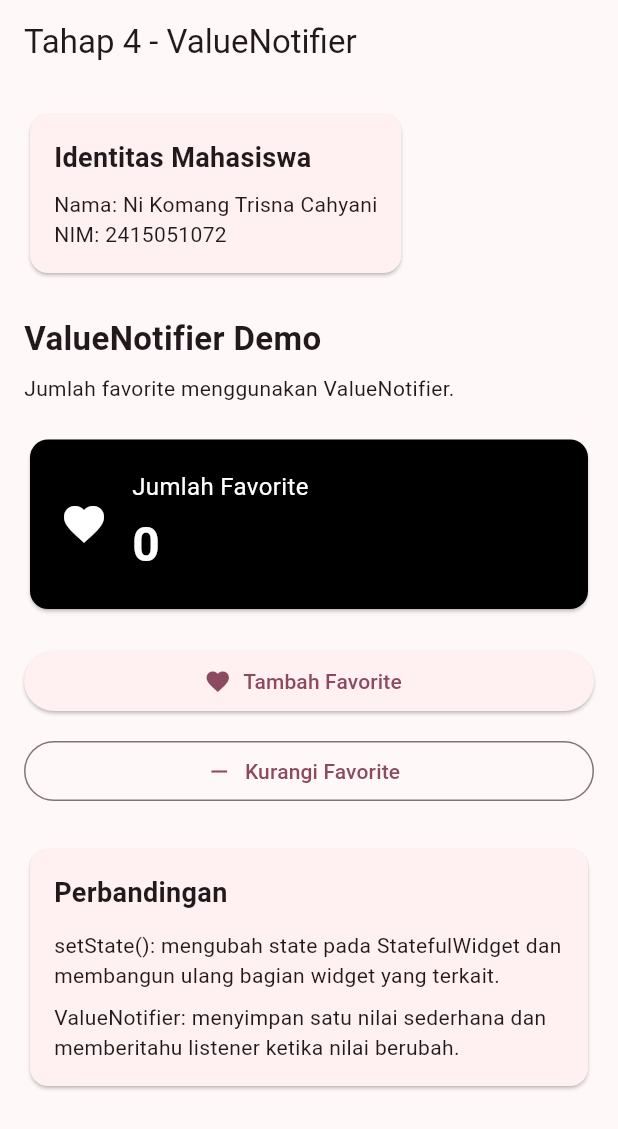
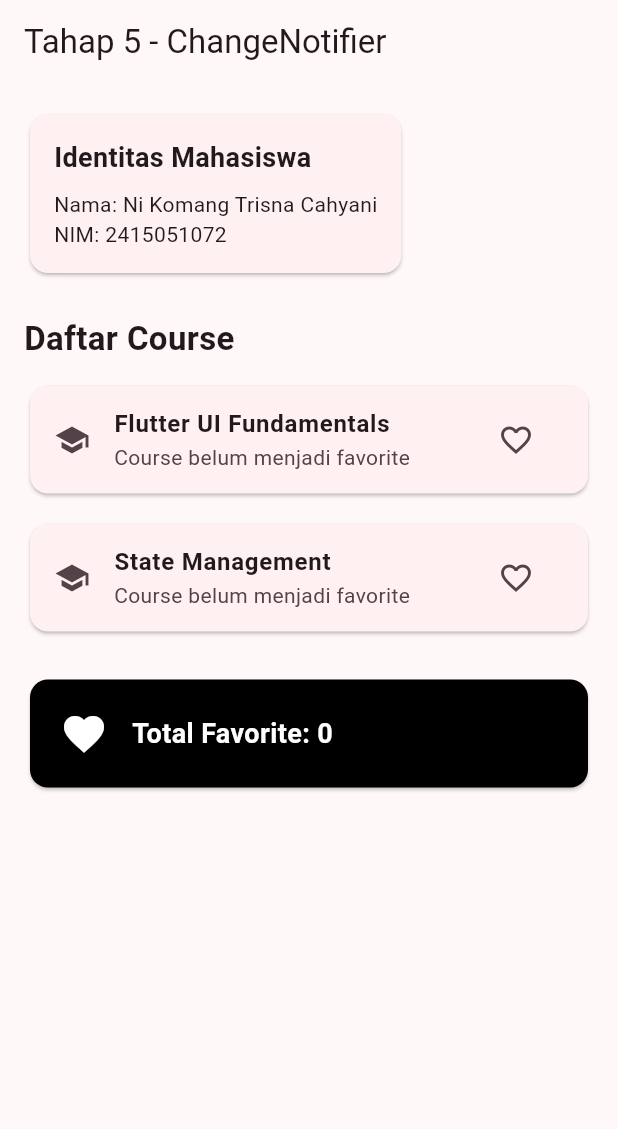
Before and after one commit to trisnacahyani-ops/flutter_ui_fundamentals, a Flutter app: the screen it shows after launch, on a phone screen of 412 x 824 dp. Shown: the top 1129 px of the screen. Run offline on Flutter 3.47's test engine with Material 3 defaults, Android fonts, the phone set to English and light mode, and no system bars.

Commit message:
Tahap 5 Buat ChangeNotifier untuk state course

```diff
--- /dev/null
+++ b/lib/course_state.dart
@@ -0,0 +1,19 @@
+import 'package:flutter/foundation.dart';
+
+class CourseState extends ChangeNotifier {
+  final Set<String> favorites = {};
+
+  void toggleFavorite(String id) {
+    if (favorites.contains(id)) {
+      favorites.remove(id);
+    } else {
+      favorites.add(id);
+    }
+
+    notifyListeners();
+  }
+
+  bool isFavorite(String id) {
+    return favorites.contains(id);
+  }
+}
--- a/lib/main.dart
+++ b/lib/main.dart
@@ -1,4 +1,6 @@
 import 'package:flutter/material.dart';
+
+import 'course_state.dart';
 
 const String studentName = 'Ni Komang Trisna Cahyani';
 const String studentId = '2415051072';
@@ -14,7 +16,7 @@ class CourseExplorerApp extends StatelessWidget {
   Widget build(BuildContext context) {
     return MaterialApp(
       debugShowCheckedModeBanner: false,
-      title: 'Course Explorer - Tahap 4',
+      title: 'Course Explorer - Tahap 5',
       theme: ThemeData(
         colorScheme: ColorScheme.fromSeed(seedColor: Colors.black),
         useMaterial3: true,
@@ -24,24 +26,37 @@ class CourseExplorerApp extends StatelessWidget {
   }
 }
 
-class MainPage extends StatelessWidget {
+class MainPage extends StatefulWidget {
   const MainPage({super.key});
 
   @override
+  State<MainPage> createState() => _MainPageState();
+}
+
+class _MainPageState extends State<MainPage> {
+  final CourseState courseState = CourseState();
+
+  @override
+  void dispose() {
+    courseState.dispose();
+    super.dispose();
+  }
+
+  @override
   Widget build(BuildContext context) {
-    // ValueNotifier untuk menyimpan jumlah favorite.
-    final ValueNotifier<int> favoriteCount = ValueNotifier<int>(0);
-
     return Scaffold(
-      appBar: AppBar(title: const Text('Tahap 4 - ValueNotifier')),
-      body: Padding(
+      appBar: AppBar(title: const Text('Tahap 5 - ChangeNotifier')),
+      body: AnimatedBuilder(
+        animation: courseState,
+        builder: (context, child) {
+          return SingleChildScrollView(
             padding: const EdgeInsets.all(16),
             child: Column(
               crossAxisAlignment: CrossAxisAlignment.start,
               children: [
-            // ==================================================
+                // ==============================================
                 // IDENTITAS
-            // ==================================================
+                // ==============================================
 
                 Card(
                   child: Padding(
@@ -67,23 +82,44 @@ class MainPage extends StatelessWidget {
                 const SizedBox(height: 24),
 
                 const Text(
-              'ValueNotifier Demo',
+                  'Daftar Course',
                   style: TextStyle(fontSize: 22, fontWeight: FontWeight.bold),
                 ),
 
-            const SizedBox(height: 8),
+                const SizedBox(height: 12),
 
-            const Text('Jumlah favorite menggunakan ValueNotifier.'),
+                // ==============================================
+                // COURSE 1
+                // ==============================================
+                CourseCard(
+                  courseId: 'flutter',
+                  courseName: 'Flutter UI Fundamentals',
+                  isFavorite: courseState.isFavorite('flutter'),
+                  onFavoriteChanged: () {
+                    courseState.toggleFavorite('flutter');
+                  },
+                ),
 
-            const SizedBox(height: 20),
+                const SizedBox(height: 12),
 
-            // ==================================================
-            // VALUE LISTENABLE BUILDER
-            // ==================================================
-            ValueListenableBuilder<int>(
-              valueListenable: favoriteCount,
-              builder: (context, value, child) {
-                return Card(
+                // ==============================================
+                // COURSE 2
+                // ==============================================
+                CourseCard(
+                  courseId: 'state',
+                  courseName: 'State Management',
+                  isFavorite: courseState.isFavorite('state'),
+                  onFavoriteChanged: () {
+                    courseState.toggleFavorite('state');
+                  },
+                ),
+
+                const SizedBox(height: 24),
+
+                // ==============================================
+                // JUMLAH FAVORITE
+                // ==============================================
+                Card(
                   color: Colors.black,
                   child: Padding(
                     padding: const EdgeInsets.all(20),
@@ -96,71 +132,27 @@ class MainPage extends StatelessWidget {
                         ),
                         const SizedBox(width: 16),
                         Expanded(
-                          child: Column(
-                            crossAxisAlignment: CrossAxisAlignment.start,
-                            children: [
-                              const Text(
-                                'Jumlah Favorite',
-                                style: TextStyle(
-                                  color: Colors.white,
-                                  fontSize: 16,
-                                ),
-                              ),
-                              const SizedBox(height: 4),
-                              Text(
-                                '$value',
+                          child: Text(
+                            'Total Favorite: '
+                            '${courseState.favorites.length}',
                             style: const TextStyle(
                               color: Colors.white,
-                                  fontSize: 32,
+                              fontSize: 18,
                               fontWeight: FontWeight.bold,
+                            ),
                           ),
                         ),
                       ],
                     ),
                   ),
-                      ],
-                    ),
-                  ),
-                );
-              },
                 ),
 
-            const SizedBox(height: 20),
+                const SizedBox(height: 16),
 
-            // ==================================================
-            // BUTTON
-            // ==================================================
-            SizedBox(
-              width: double.infinity,
-              child: ElevatedButton.icon(
-                onPressed: () {
-                  favoriteCount.value++;
-                },
-                icon: const Icon(Icons.favorite),
-                label: const Text('Tambah Favorite'),
-              ),
-            ),
-
-            const SizedBox(height: 12),
-
-            SizedBox(
-              width: double.infinity,
-              child: OutlinedButton.icon(
-                onPressed: () {
-                  if (favoriteCount.value > 0) {
-                    favoriteCount.value--;
-                  }
-                },
-                icon: const Icon(Icons.remove),
-                label: const Text('Kurangi Favorite'),
-              ),
-            ),
-
-            const SizedBox(height: 24),
-
-            // ==================================================
-            // PERBANDINGAN
-            // ==================================================
+                // ==============================================
+                // DAFTAR FAVORITE
+                // ==============================================
+                if (courseState.favorites.isNotEmpty)
                   Card(
                     child: Padding(
                       padding: const EdgeInsets.all(16),
@@ -168,29 +160,77 @@ class MainPage extends StatelessWidget {
                         crossAxisAlignment: CrossAxisAlignment.start,
                         children: [
                           const Text(
-                      'Perbandingan',
+                            'Course Favorite:',
                             style: TextStyle(
-                        fontSize: 18,
+                              fontSize: 16,
                               fontWeight: FontWeight.bold,
                             ),
                           ),
-                    const SizedBox(height: 12),
-                    const Text(
-                      'setState(): mengubah state pada StatefulWidget '
-                      'dan membangun ulang bagian widget yang terkait.',
-                    ),
                           const SizedBox(height: 8),
-                    const Text(
-                      'ValueNotifier: menyimpan satu nilai sederhana '
-                      'dan memberitahu listener ketika nilai berubah.',
-                    ),
+                          ...courseState.favorites.map((id) {
+                            String name;
+
+                            if (id == 'flutter') {
+                              name = 'Flutter UI Fundamentals';
+                            } else {
+                              name = 'State Management';
+                            }
+
+                            return Padding(
+                              padding: const EdgeInsets.only(bottom: 4),
+                              child: Text('• $name'),
+                            );
+                          }),
                         ],
                       ),
                     ),
                   ),
               ],
             ),
+          );
+        },
       ),
     );
   }
 }
+
+// ======================================================
+// COURSE CARD
+// ======================================================
+
+class CourseCard extends StatelessWidget {
+  final String courseId;
+  final String courseName;
+  final bool isFavorite;
+  final VoidCallback onFavoriteChanged;
+
+  const CourseCard({
+    super.key,
+    required this.courseId,
+    required this.courseName,
+    required this.isFavorite,
+    required this.onFavoriteChanged,
+  });
+
+  @override
+  Widget build(BuildContext context) {
+    return Card(
+      child: ListTile(
+        leading: const Icon(Icons.school),
+        title: Text(
+          courseName,
+          style: const TextStyle(fontWeight: FontWeight.bold),
+        ),
+        subtitle: Text(
+          isFavorite
+              ? 'Course ditambahkan ke favorite'
+              : 'Course belum menjadi favorite',
+        ),
+        trailing: IconButton(
+          onPressed: onFavoriteChanged,
+          icon: Icon(isFavorite ? Icons.favorite : Icons.favorite_border),
+        ),
+      ),
+    );
+  }
+}
```
Lines whose indentation alone changed are shown as unchanged.
